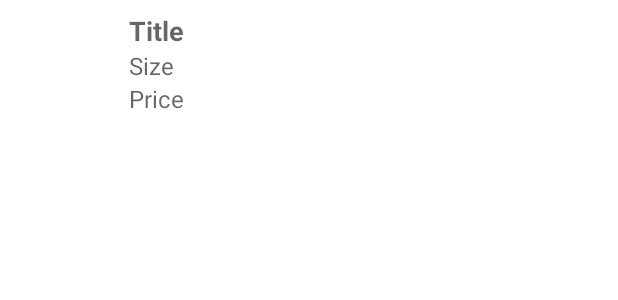
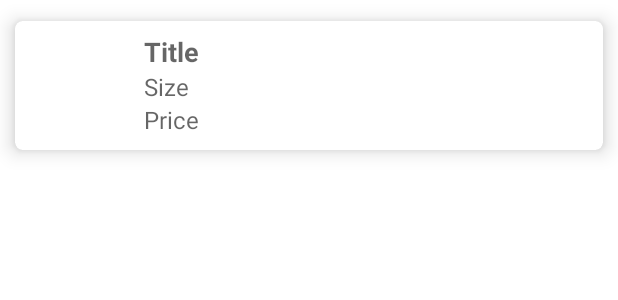
Before and after one commit to patricio-garcia/PanquecitoTD, an Android app: the layout cake_item.xml on its own in the app's theme, with its tools: preview values and no code run, on a phone screen of 412 x 824 dp. Shown: the top 300 px of the screen. Run offline under Robolectric (Android 15) with nearby library versions, the phone set to English and light mode, and no system bars; network calls fail.

Commit message:
Se modifica layout cake_item agregando cardview

```diff
--- a/app/src/main/java/cl/serlitoral/pasteleriapanquecitotd/ui/views/ListingFragment.kt
+++ b/app/src/main/java/cl/serlitoral/pasteleriapanquecitotd/ui/views/ListingFragment.kt
@@ -28,7 +28,7 @@ class ListingFragment : Fragment() {
         val adapter = CakeAdapter()
         binding.rvCakeList.adapter = adapter
         binding.rvCakeList.layoutManager = GridLayoutManager(context, 2)
-        binding.rvCakeList.addItemDecoration(DividerItemDecoration(requireContext(), DividerItemDecoration.VERTICAL))
+        //binding.rvCakeList.addItemDecoration(DividerItemDecoration(requireContext(), DividerItemDecoration.VERTICAL))
 
         cakeVM.cakeList().observe(viewLifecycleOwner, {
             adapter.update(it)
--- a/app/src/main/res/layout/cake_item.xml
+++ b/app/src/main/res/layout/cake_item.xml
@@ -1,5 +1,15 @@
 <?xml version="1.0" encoding="utf-8"?>
-<LinearLayout xmlns:android="http://schemas.android.com/apk/res/android"
+
+<androidx.cardview.widget.CardView
+    xmlns:android="http://schemas.android.com/apk/res/android"
+    xmlns:app="http://schemas.android.com/apk/res-auto"
+    android:layout_width="match_parent"
+    android:layout_height="wrap_content"
+    app:cardElevation="8dp"
+    app:cardCornerRadius="5dp"
+    app:cardUseCompatPadding="true" >
+
+    <LinearLayout
         android:layout_width="match_parent"
         android:layout_height="wrap_content"
         android:padding="8dp"
@@ -46,3 +56,4 @@
         </LinearLayout>
 
     </LinearLayout>
+</androidx.cardview.widget.CardView>
```
Lines whose indentation alone changed are shown as unchanged.
